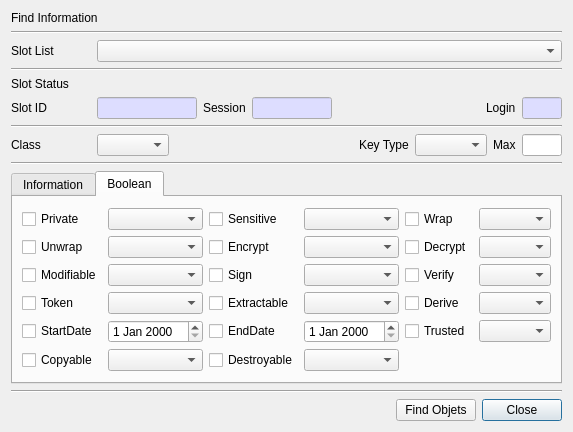
Old version of the form CryptokiMan/find_object_dlg.ui in the repository jykim74/CryptokiMan.
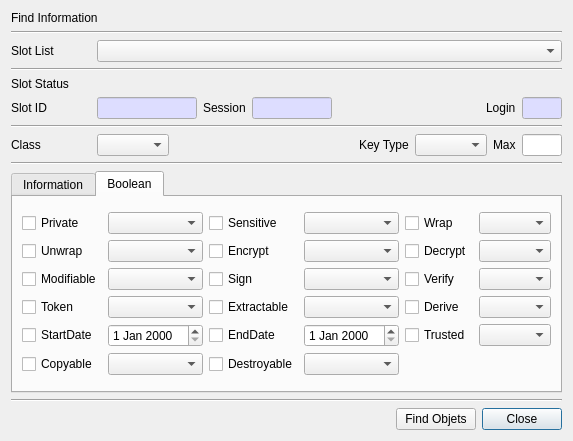
New version of the form. The open tabs and pages were chosen to show the change.

```diff
--- a/CryptokiMan/find_object_dlg.ui
+++ b/CryptokiMan/find_object_dlg.ui
@@ -7,7 +7,7 @@
     <x>0</x>
     <y>0</y>
     <width>572</width>
-    <height>432</height>
+    <height>441</height>
    </rect>
   </property>
   <property name="windowTitle">
```
Left out of the diff: 54 changed lines with no effect on the pictures.
